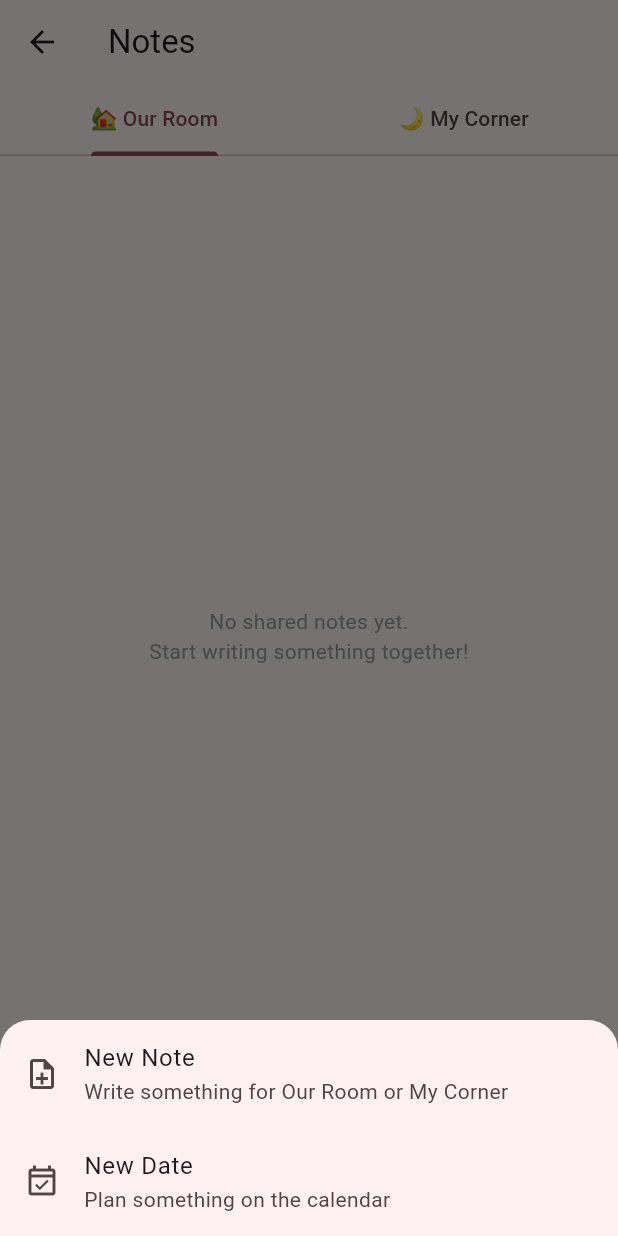
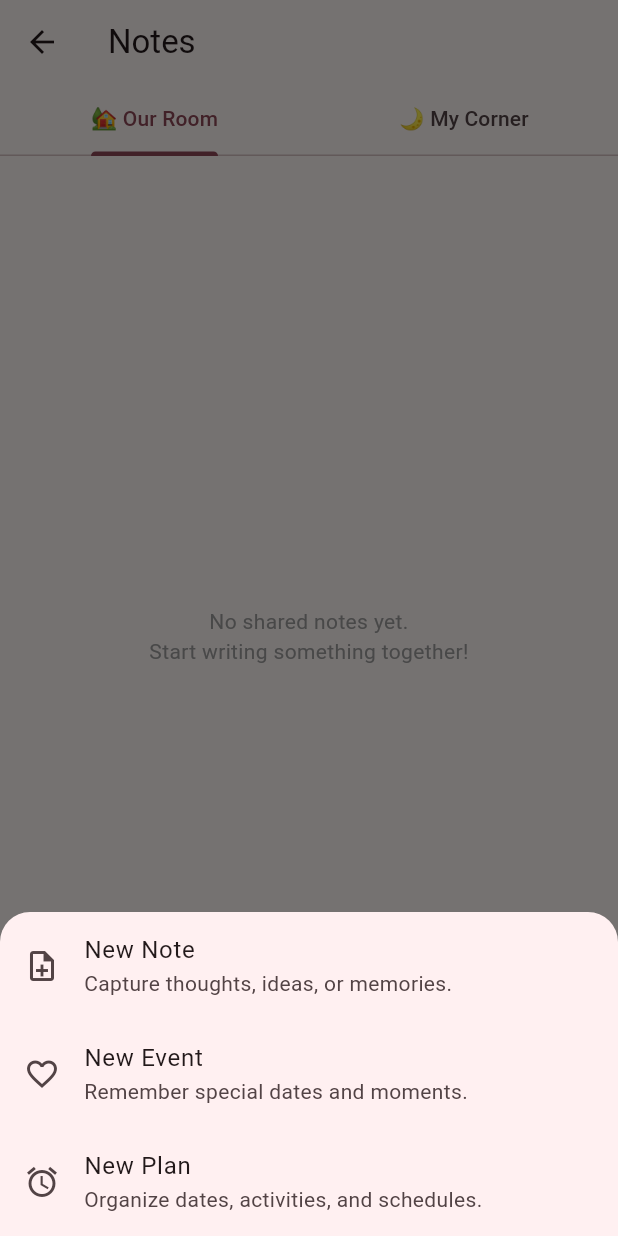
Before and after one commit to rhenoa24/Okaeri, a Flutter app: the AppShell screen opened directly with empty values, item 2 of the bottom bar chosen, after a tap on the "add" icon, on a phone screen of 412 x 824 dp. Run offline on Flutter 3.47's test engine with Material 3 defaults, Android fonts, the phone set to English and light mode, and no system bars; our stand-ins replace cloud_firestore, firebase_auth, firebase_core, table_calendar; missing offline and left inert: flutter_quill; accounts and stored records are empty.

Commit message:
Added markers for both Calendar Events and Plans

```diff
--- a/okaeri/lib/navigation/app_shell.dart
+++ b/okaeri/lib/navigation/app_shell.dart
@@ -4,6 +4,7 @@ import '../screens/home/home_screen.dart';
 import '../screens/notes/notes_screen.dart';
 import '../screens/notes/note_editor_screen.dart';
 import '../screens/calendar/calendar_screen.dart';
+import '../screens/calendar/calendar_note_editor_screen.dart';
 import '../screens/more/more_screen.dart';
 
 class AppShell extends StatefulWidget {
@@ -42,9 +43,7 @@ class _AppShellState extends State<AppShell> {
               ListTile(
                 leading: const Icon(Icons.note_add_outlined),
                 title: const Text('New Note'),
-                subtitle: const Text(
-                  'Write something for Our Room or My Corner',
-                ),
+                subtitle: const Text('Capture thoughts, ideas, or memories.'),
                 onTap: () {
                   Navigator.pop(context);
                   Navigator.push(
@@ -60,12 +59,41 @@ class _AppShellState extends State<AppShell> {
                 },
               ),
               ListTile(
-                leading: const Icon(Icons.event_available_outlined),
-                title: const Text('New Date'),
-                subtitle: const Text('Plan something on the calendar'),
+                leading: const Icon(Icons.favorite_outline),
+                title: const Text('New Event'),
+                subtitle: const Text('Remember special dates and moments.'),
                 onTap: () {
                   Navigator.pop(context);
-                  setState(() => _selectedIndex = 2); // jump to Calendar tab
+                  Navigator.push(
+                    context,
+                    MaterialPageRoute(
+                      builder: (_) => CalendarNoteEditorScreen(
+                        coupleId: widget.coupleId,
+                        initialDate: DateTime.now(),
+                      ),
+                    ),
+                  );
+                },
+              ),
+              ListTile(
+                leading: const Icon(Icons.alarm),
+                title: const Text('New Plan'),
+                subtitle: const Text(
+                  'Organize dates, activities, and schedules.',
+                ),
+                onTap: () {
+                  Navigator.pop(context);
+                  Navigator.push(
+                    context,
+                    MaterialPageRoute(
+                      builder: (_) => Scaffold(
+                        appBar: AppBar(title: const Text('New Plan')),
+                        body: const Center(
+                          child: Text('Plan editor coming soon'),
+                        ),
+                      ),
+                    ),
+                  );
                 },
               ),
               const SizedBox(height: 8),
--- a/okaeri/lib/screens/calendar/calendar_note_editor_screen.dart
+++ b/okaeri/lib/screens/calendar/calendar_note_editor_screen.dart
@@ -179,11 +179,11 @@ class _CalendarNoteEditorScreenState extends State<CalendarNoteEditorScreen> {
               child: TextField(
                 controller: _titleController,
                 style: const TextStyle(
-                  fontSize: 20,
+                  fontSize: 28,
                   fontWeight: FontWeight.bold,
                 ),
                 decoration: const InputDecoration(
-                  hintText: 'Title',
+                  hintText: 'Untitled',
                   border: InputBorder.none,
                 ),
               ),
--- a/okaeri/lib/screens/calendar/calendar_screen.dart
+++ b/okaeri/lib/screens/calendar/calendar_screen.dart
@@ -12,6 +12,44 @@ import 'calendar_note_editor_screen.dart';
 
 String _formatDate(DateTime d) =>
     '${d.year.toString().padLeft(4, '0')}-${d.month.toString().padLeft(2, '0')}-${d.day.toString().padLeft(2, '0')}';
+
+enum CalendarMarkerType { importantDate, normalNote, schedule }
+
+class CalendarMarker {
+  const CalendarMarker(this.type);
+  final CalendarMarkerType type;
+}
+
+List<CalendarMarker> buildCalendarDayMarkers({
+  required DateTime day,
+  required List<CalendarNote> notes,
+  required List<ScheduleItem> plans,
+}) {
+  final dayStr = _formatDate(day);
+  final monthDay = dayStr.substring(5);
+
+  final noteMarkers = notes
+      .where(
+        (note) =>
+            note.date == dayStr ||
+            (note.isRepeating && note.monthDay == monthDay),
+      )
+      .map(
+        (note) => CalendarMarker(
+          note.isImportant
+              ? CalendarMarkerType.importantDate
+              : CalendarMarkerType.normalNote,
+        ),
+      )
+      .toList();
+
+  final planMarkers = plans
+      .where((plan) => plan.date == dayStr)
+      .map((_) => CalendarMarker(CalendarMarkerType.schedule))
+      .toList();
+
+  return [...noteMarkers, ...planMarkers];
+}
 
 class CalendarScreen extends StatefulWidget {
   final String coupleId;
@@ -50,6 +88,11 @@ class _CalendarScreenState extends State<CalendarScreen> {
           (n) => n.date == dayStr || (n.isRepeating && n.monthDay == monthDay),
         )
         .toList();
+  }
+
+  List<ScheduleItem> _plansForDay(DateTime day, List<ScheduleItem> allPlans) {
+    final dayStr = _formatDate(day);
+    return allPlans.where((item) => item.date == dayStr).toList();
   }
 
   void _openNoteEditor({CalendarNote? existing}) {
@@ -104,15 +147,22 @@ class _CalendarScreenState extends State<CalendarScreen> {
             ),
         ],
       ),
-      body: StreamBuilder<List<CalendarNote>>(
-        stream: _calendarService.watchAllNotes(widget.coupleId),
-        builder: (context, notesSnapshot) {
-          final allNotes = notesSnapshot.data ?? [];
+      body: StreamBuilder<CalendarData>(
+        stream: _calendarService.watchCalendarData(widget.coupleId),
+        builder: (context, calendarSnapshot) {
+          if (!calendarSnapshot.hasData) {
+            return const Center(child: CircularProgressIndicator());
+          }
+
+          final calendarData = calendarSnapshot.data!;
+          final allNotes = calendarData.notes;
+          final allPlans = calendarData.plans;
           final selectedNotes = _notesForDay(_selectedDay, allNotes);
+          final selectedPlans = _plansForDay(_selectedDay, allPlans);
 
           return Column(
             children: [
-              TableCalendar<CalendarNote>(
+              TableCalendar<CalendarMarker>(
                 firstDay: DateTime.utc(2015, 1, 1),
                 lastDay: DateTime.utc(2045, 12, 31),
                 focusedDay: _focusedDay,
@@ -128,7 +178,37 @@ class _CalendarScreenState extends State<CalendarScreen> {
                     _focusedDay = focusedDay;
                   });
                 },
-                eventLoader: (day) => _notesForDay(day, allNotes),
+                eventLoader: (day) => buildCalendarDayMarkers(
+                  day: day,
+                  notes: allNotes,
+                  plans: allPlans,
+                ),
+                calendarBuilders: CalendarBuilders(
+                  markerBuilder: (context, day, markers) {
+                    if (markers.isEmpty) return null;
+                    final markerItems = markers.cast<CalendarMarker>();
+                    return Positioned(
+                      bottom: 2,
+                      child: Row(
+                        mainAxisSize: MainAxisSize.min,
+                        children: markerItems.map((marker) {
+                          final symbol = switch (marker.type) {
+                            CalendarMarkerType.importantDate => '❤️',
+                            CalendarMarkerType.normalNote => '🔵',
+                            CalendarMarkerType.schedule => '🕒',
+                          };
+                          return Padding(
+                            padding: const EdgeInsets.symmetric(horizontal: 1),
+                            child: Text(
+                              symbol,
+                              style: const TextStyle(fontSize: 10),
+                            ),
+                          );
+                        }).toList(),
+                      ),
+                    );
+                  },
+                ),
                 calendarStyle: CalendarStyle(
                   markerDecoration: BoxDecoration(
                     color: Theme.of(context).colorScheme.primary,
@@ -177,26 +257,11 @@ class _CalendarScreenState extends State<CalendarScreen> {
                       onAdd: () => _showAddScheduleSheet(),
                     ),
                     const SizedBox(height: 8),
-                    StreamBuilder<List<ScheduleItem>>(
-                      stream: _calendarService.watchScheduleForDate(
-                        widget.coupleId,
-                        _formatDate(_selectedDay),
-                      ),
-                      builder: (context, scheduleSnapshot) {
-                        final items = scheduleSnapshot.data ?? [];
-                        if (!scheduleSnapshot.hasData) {
-                          return const Padding(
-                            padding: EdgeInsets.symmetric(vertical: 12),
-                            child: Center(child: CircularProgressIndicator()),
-                          );
-                        }
-                        if (items.isEmpty) {
-                          return const _EmptyHint(
-                            text: 'No plans for this day yet.',
-                          );
-                        }
-                        return Column(
-                          children: items
+                    if (selectedPlans.isEmpty)
+                      const _EmptyHint(text: 'No plans for this day yet.')
+                    else
+                      Column(
+                        children: selectedPlans
                             .map(
                               (item) => _ScheduleRow(
                                 item: item,
@@ -205,8 +270,6 @@ class _CalendarScreenState extends State<CalendarScreen> {
                               ),
                             )
                             .toList(),
-                        );
-                      },
                       ),
                   ],
                 ),
--- a/okaeri/lib/screens/notes/note_editor_screen.dart
+++ b/okaeri/lib/screens/notes/note_editor_screen.dart
@@ -152,7 +152,6 @@ class _NoteEditorScreenState extends State<NoteEditorScreen> {
               padding: const EdgeInsets.symmetric(horizontal: 16),
               child: TextField(
                 controller: _titleController,
-                maxLines: 1,
                 style: const TextStyle(
                   fontSize: 28,
                   fontWeight: FontWeight.w700,
--- a/okaeri/lib/services/calendar_service.dart
+++ b/okaeri/lib/services/calendar_service.dart
@@ -1,3 +1,5 @@
+import 'dart:async';
+
 import 'package:cloud_firestore/cloud_firestore.dart';
 import '../models/calendar_note.dart';
 import '../models/schedule_item.dart';
@@ -5,6 +7,13 @@ import '../models/schedule_item.dart';
 String todayDateString() {
   final now = DateTime.now();
   return '${now.year.toString().padLeft(4, '0')}-${now.month.toString().padLeft(2, '0')}-${now.day.toString().padLeft(2, '0')}';
+}
+
+class CalendarData {
+  const CalendarData({required this.notes, required this.plans});
+
+  final List<CalendarNote> notes;
+  final List<ScheduleItem> plans;
 }
 
 class CalendarService {
@@ -50,6 +59,41 @@ class CalendarService {
               )
               .toList(),
         );
+  }
+
+  Stream<CalendarData> watchCalendarData(String coupleId) {
+    return Stream.multi((controller) {
+      List<CalendarNote> notes = [];
+      List<ScheduleItem> plans = [];
+      bool hasNotes = false;
+      bool hasPlans = false;
+
+      void emitIfReady() {
+        if (hasNotes && hasPlans) {
+          controller.add(CalendarData(notes: notes, plans: plans));
+        }
+      }
+
+      late final StreamSubscription<List<CalendarNote>> notesSub;
+      late final StreamSubscription<List<ScheduleItem>> plansSub;
+
+      notesSub = watchAllNotes(coupleId).listen((value) {
+        notes = value;
+        hasNotes = true;
+        emitIfReady();
+      }, onError: controller.addError);
+
+      plansSub = watchSchedule(coupleId, limit: 1000).listen((value) {
+        plans = value;
+        hasPlans = true;
+        emitIfReady();
+      }, onError: controller.addError);
+
+      controller.onCancel = () async {
+        await notesSub.cancel();
+        await plansSub.cancel();
+      };
+    });
   }
 
   Stream<List<ScheduleItem>> watchSchedule(String coupleId, {int limit = 50}) {
```
Lines whose indentation alone changed are shown as unchanged.
